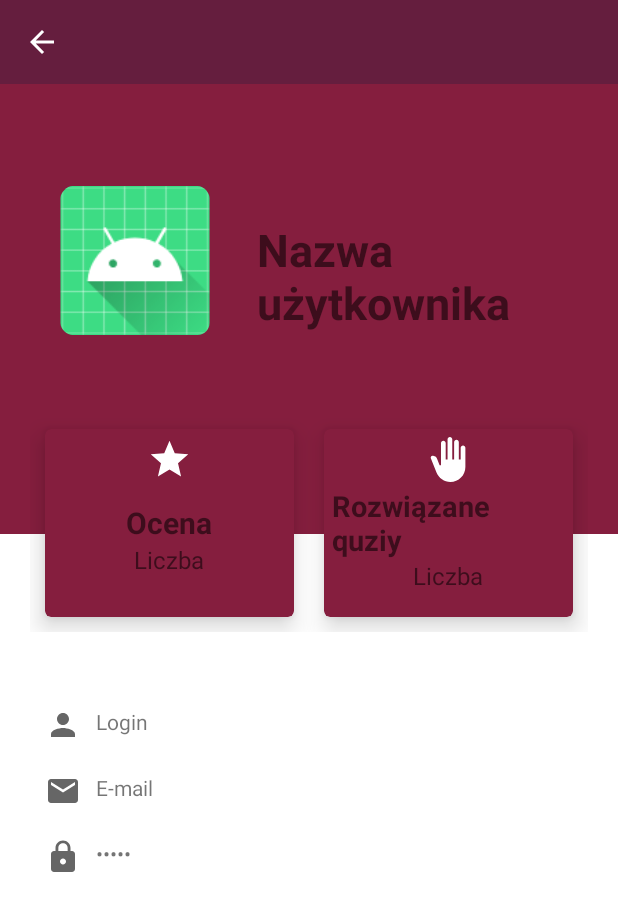
After one commit to m-motyl/quizApp, an Android app: the ProfileActivity screen opened directly, with no data from a screen before it, on a phone screen of 412 x 824 dp. The commit adds this screen. Shown: the top 911 px of the screen. Run offline under Robolectric (Android 15) with nearby library versions, the phone set to English and light mode, and no system bars.

Commit message:
profile layout, quiz main layout

```diff
--- /dev/null
+++ b/app/src/main/java/com/example/licencjat_projekt/ProfileActivity.kt
@@ -0,0 +1,12 @@
+package com.example.licencjat_projekt
+
+import androidx.appcompat.app.AppCompatActivity
+import android.os.Bundle
+import kotlinx.android.synthetic.main.activity_quiz_main.*
+
+class ProfileActivity : AppCompatActivity() {
+    override fun onCreate(savedInstanceState: Bundle?) {
+        super.onCreate(savedInstanceState)
+        setContentView(R.layout.activity_profile)
+    }
+}
--- a/app/src/main/java/com/example/licencjat_projekt/SignInActivity.kt
+++ b/app/src/main/java/com/example/licencjat_projekt/SignInActivity.kt
@@ -18,7 +18,8 @@ class SignInActivity : AppCompatActivity(), View.OnClickListener {
     override fun onClick(v: View?) {
         when(v!!.id){
             R.id.signin_login -> {
-                val intent = Intent(this, MainActivity::class.java)
+                val intent = Intent(this, QuizMainActivity::class.java)
+                //val intent = Intent(this, MainActivity::class.java) #to start main activity
                 startActivity(intent)
             }
             R.id.signin_sign_up -> {
--- /dev/null
+++ b/app/src/main/res/drawable-v24/ic_baseline_arrow_back_24_white.xml
@@ -0,0 +1,5 @@
+<vector android:autoMirrored="true" android:height="24dp"
+    android:tint="#FFFFFF" android:viewportHeight="24"
+    android:viewportWidth="24" android:width="24dp" xmlns:android="http://schemas.android.com/apk/res/android">
+    <path android:fillColor="@android:color/white" android:pathData="M20,11H7.83l5.59,-5.59L12,4l-8,8 8,8 1.41,-1.41L7.83,13H20v-2z"/>
+</vector>
--- /dev/null
+++ b/app/src/main/res/drawable-v24/ic_baseline_email__black24.xml
@@ -0,0 +1,10 @@
+<vector xmlns:android="http://schemas.android.com/apk/res/android"
+    android:width="24dp"
+    android:height="24dp"
+    android:viewportWidth="24"
+    android:viewportHeight="24"
+    android:tint="?attr/colorControlNormal">
+  <path
+      android:fillColor="@android:color/white"
+      android:pathData="M20,4L4,4c-1.1,0 -1.99,0.9 -1.99,2L2,18c0,1.1 0.9,2 2,2h16c1.1,0 2,-0.9 2,-2L22,6c0,-1.1 -0.9,-2 -2,-2zM20,8l-8,5 -8,-5L4,6l8,5 8,-5v2z"/>
+</vector>
--- /dev/null
+++ b/app/src/main/res/drawable-v24/ic_baseline_lock_24.xml
@@ -0,0 +1,10 @@
+<vector xmlns:android="http://schemas.android.com/apk/res/android"
+    android:width="24dp"
+    android:height="24dp"
+    android:viewportWidth="24"
+    android:viewportHeight="24"
+    android:tint="?attr/colorControlNormal">
+  <path
+      android:fillColor="@android:color/white"
+      android:pathData="M18,8h-1L17,6c0,-2.76 -2.24,-5 -5,-5S7,3.24 7,6v2L6,8c-1.1,0 -2,0.9 -2,2v10c0,1.1 0.9,2 2,2h12c1.1,0 2,-0.9 2,-2L20,10c0,-1.1 -0.9,-2 -2,-2zM12,17c-1.1,0 -2,-0.9 -2,-2s0.9,-2 2,-2 2,0.9 2,2 -0.9,2 -2,2zM15.1,8L8.9,8L8.9,6c0,-1.71 1.39,-3.1 3.1,-3.1 1.71,0 3.1,1.39 3.1,3.1v2z"/>
+</vector>
--- /dev/null
+++ b/app/src/main/res/drawable-v24/ic_baseline_person_24_black.xml
@@ -0,0 +1,10 @@
+<vector xmlns:android="http://schemas.android.com/apk/res/android"
+    android:width="24dp"
+    android:height="24dp"
+    android:viewportWidth="24"
+    android:viewportHeight="24"
+    android:tint="?attr/colorControlNormal">
+  <path
+      android:fillColor="@android:color/white"
+      android:pathData="M12,12c2.21,0 4,-1.79 4,-4s-1.79,-4 -4,-4 -4,1.79 -4,4 1.79,4 4,4zM12,14c-2.67,0 -8,1.34 -8,4v2h16v-2c0,-2.66 -5.33,-4 -8,-4z"/>
+</vector>
--- /dev/null
+++ b/app/src/main/res/drawable-v24/ic_baseline_star_24.xml
@@ -0,0 +1,5 @@
+<vector android:height="24dp" android:tint="#FFFFFF"
+    android:viewportHeight="24" android:viewportWidth="24"
+    android:width="24dp" xmlns:android="http://schemas.android.com/apk/res/android">
+    <path android:fillColor="@android:color/white" android:pathData="M12,17.27L18.18,21l-1.64,-7.03L22,9.24l-7.19,-0.61L12,2 9.19,8.63 2,9.24l5.46,4.73L5.82,21z"/>
+</vector>
--- /dev/null
+++ b/app/src/main/res/drawable/ic_baseline_back_hand_24.xml
@@ -0,0 +1,5 @@
+<vector android:height="24dp" android:tint="#FFFFFF"
+    android:viewportHeight="24" android:viewportWidth="24"
+    android:width="24dp" xmlns:android="http://schemas.android.com/apk/res/android">
+    <path android:fillColor="@android:color/white" android:pathData="M13,24c-3.26,0 -6.19,-1.99 -7.4,-5.02l-3.03,-7.61C2.26,10.58 3,9.79 3.81,10.05l0.79,0.26c0.56,0.18 1.02,0.61 1.24,1.16L7.25,15H8V3.25C8,2.56 8.56,2 9.25,2s1.25,0.56 1.25,1.25V12h1V1.25C11.5,0.56 12.06,0 12.75,0S14,0.56 14,1.25V12h1V2.75c0,-0.69 0.56,-1.25 1.25,-1.25c0.69,0 1.25,0.56 1.25,1.25V12h1V5.75c0,-0.69 0.56,-1.25 1.25,-1.25S21,5.06 21,5.75V16C21,20.42 17.42,24 13,24z"/>
+</vector>
--- /dev/null
+++ b/app/src/main/res/layout/activity_profile.xml
@@ -0,0 +1,234 @@
+<?xml version="1.0" encoding="utf-8"?>
+<ScrollView xmlns:android="http://schemas.android.com/apk/res/android"
+    xmlns:app="http://schemas.android.com/apk/res-auto"
+    xmlns:tools="http://schemas.android.com/tools"
+    android:id="@+id/user_profile"
+    android:layout_width="match_parent"
+    android:layout_height="match_parent"
+    android:orientation="vertical"
+    tools:context=".ProfileActivity">
+
+
+  <LinearLayout
+      android:layout_width="match_parent"
+      android:layout_height="wrap_content"
+      android:orientation="vertical">
+
+    <androidx.constraintlayout.widget.ConstraintLayout
+        android:layout_width="match_parent"
+        android:layout_height="wrap_content"
+        android:background="#FFFFFF">
+
+
+      <androidx.appcompat.widget.Toolbar
+          android:id="@+id/profile_toolbar"
+          android:layout_width="0dp"
+          android:layout_height="wrap_content"
+          android:background="@color/purple_04"
+          android:minHeight="?attr/actionBarSize"
+          android:theme="?attr/actionBarTheme"
+          app:layout_constraintEnd_toEndOf="parent"
+          app:layout_constraintStart_toStartOf="parent"
+          app:layout_constraintTop_toTopOf="parent"
+          app:navigationIcon="@drawable/ic_baseline_arrow_back_24_white" />
+
+    </androidx.constraintlayout.widget.ConstraintLayout>
+
+    <RelativeLayout
+        android:layout_width="match_parent"
+        android:layout_height="300dp"
+        android:background="@color/purple_05"
+        android:padding="20dp">
+
+      <ImageView
+          android:id="@+id/profile_image"
+          android:layout_width="108dp"
+          android:layout_height="99dp"
+          android:layout_alignParentStart="true"
+          android:layout_alignParentTop="true"
+          android:layout_marginStart="16dp"
+          android:layout_marginTop="48dp"
+          android:src="@mipmap/ic_launcher_round" />
+
+      <TextView
+          android:id="@+id/profile_main_login"
+          android:layout_width="210dp"
+          android:layout_height="95dp"
+          android:layout_alignParentTop="true"
+          android:layout_alignParentEnd="true"
+          android:layout_marginStart="27dp"
+          android:layout_marginTop="70dp"
+          android:layout_marginEnd="24dp"
+          android:layout_toEndOf="@+id/profile_image"
+          android:text="@string/profile_main_login"
+          android:textSize="30sp"
+          android:textStyle="bold" />
+
+    </RelativeLayout>
+
+    <LinearLayout
+        android:layout_width="match_parent"
+        android:layout_height="wrap_content"
+        android:layout_marginTop="-100dp"
+        android:padding="20dp">
+
+      <com.google.android.material.card.MaterialCardView
+          android:layout_width="0dp"
+          android:layout_height="125dp"
+          android:layout_margin="10dp"
+          android:layout_weight="1"
+          app:cardBackgroundColor="@color/purple_05"
+          app:cardElevation="10dp">
+
+        <RelativeLayout
+            android:layout_width="match_parent"
+            android:layout_height="match_parent"
+            android:padding="5dp">
+
+          <ImageView
+              android:layout_width="30dp"
+              android:layout_height="30dp"
+              android:layout_centerHorizontal="true"
+              android:src="@drawable/ic_baseline_star_24" />
+
+          <TextView
+              android:id="@+id/profile_quiz_rate"
+              android:layout_width="wrap_content"
+              android:layout_height="wrap_content"
+              android:layout_centerInParent="true"
+              android:text="@string/profile_rate"
+              android:textSize="20sp"
+              android:textStyle="bold" />
+
+          <TextView
+              android:id="@+id/profile_rate"
+              android:layout_width="wrap_content"
+              android:layout_height="wrap_content"
+              android:layout_below="@id/profile_quiz_rate"
+              android:layout_centerInParent="true"
+              android:text="@string/profile_rate_number"
+              android:textSize="16sp" />
+        </RelativeLayout>
+      </com.google.android.material.card.MaterialCardView>
+
+      <com.google.android.material.card.MaterialCardView
+          android:layout_width="0dp"
+          android:layout_height="125dp"
+          android:layout_margin="10dp"
+          android:layout_weight="1"
+          app:cardBackgroundColor="@color/purple_05"
+          app:cardElevation="10dp">
+
+        <RelativeLayout
+            android:layout_width="match_parent"
+            android:layout_height="match_parent"
+            android:padding="5dp">
+
+          <ImageView
+              android:layout_width="30dp"
+              android:layout_height="30dp"
+              android:layout_centerHorizontal="true"
+              android:src="@drawable/ic_baseline_back_hand_24" />
+
+          <TextView
+              android:id="@+id/profile_taken"
+              android:layout_width="wrap_content"
+              android:layout_height="wrap_content"
+              android:layout_centerInParent="true"
+              android:text="@string/profile_quiz_taken"
+              android:textSize="19sp"
+              android:textStyle="bold" />
+
+          <TextView
+              android:id="@+id/profile_quiz_taken"
+              android:layout_width="wrap_content"
+              android:layout_height="wrap_content"
+              android:layout_below="@id/profile_taken"
+              android:layout_centerInParent="true"
+              android:text="@string/profile_quiz_taken_count"
+              android:textSize="16sp" />
+
+
+        </RelativeLayout>
+      </com.google.android.material.card.MaterialCardView>
+
+    </LinearLayout>
+
+    <LinearLayout
+        android:layout_width="match_parent"
+        android:layout_height="wrap_content"
+        android:orientation="vertical"
+        android:padding="20dp">
+
+      <com.google.android.material.textfield.TextInputLayout
+          android:layout_width="match_parent"
+          android:layout_height="match_parent"
+          android:layout_margin="10dp"
+          android:hint="@string/profile_login">
+
+        <TextView
+            android:id="@+id/profile_username"
+            android:layout_width="match_parent"
+            android:layout_height="wrap_content"
+            android:drawablePadding="10dp"
+            android:text="@string/profile_login"
+            app:drawableStartCompat="@drawable/ic_baseline_person_24_black" />
+
+      </com.google.android.material.textfield.TextInputLayout>
+
+      <com.google.android.material.textfield.TextInputLayout
+          android:layout_width="match_parent"
+          android:layout_height="match_parent"
+          android:layout_margin="10dp"
+          android:hint="@string/profile_email">
+        <TextView
+            android:id="@+id/profile_email"
+            android:layout_width="match_parent"
+            android:layout_height="wrap_content"
+            android:drawablePadding="10dp"
+            android:text="@string/profile_email"
+            app:drawableStartCompat="@drawable/ic_baseline_email__black24" />
+
+      </com.google.android.material.textfield.TextInputLayout>
+
+      <com.google.android.material.textfield.TextInputLayout
+          android:layout_width="351dp"
+          android:layout_height="match_parent"
+          android:layout_margin="10dp"
+          android:hint="@string/profile_password">
+
+        <RelativeLayout
+            android:layout_width="match_parent"
+            android:layout_height="wrap_content">
+
+          <TextView
+              android:id="@+id/tv_profile_password_inv"
+              android:layout_width="316dp"
+              android:layout_height="match_parent"
+              android:layout_alignParentEnd="true"
+              android:layout_marginEnd="35dp"
+              android:drawablePadding="10dp"
+              android:inputType="textPassword"
+              android:text="@string/profile_password"
+              android:visibility="visible"
+              app:drawableStartCompat="@drawable/ic_baseline_lock_24"
+              tools:visibility="visible" />
+          <TextView
+              android:id="@+id/tv_profile_password_vis"
+              android:layout_width="316dp"
+              android:layout_height="match_parent"
+              android:layout_alignParentEnd="true"
+              android:layout_marginEnd="35dp"
+              android:drawablePadding="10dp"
+              android:inputType="text"
+              android:text="@string/profile_password"
+              app:drawableStartCompat="@drawable/ic_baseline_lock_24"
+              android:visibility="gone"
+              tools:visibility="gone"/>
+
+        </RelativeLayout>
+
+      </com.google.android.material.textfield.TextInputLayout>
+    </LinearLayout>
+  </LinearLayout>
+</ScrollView>
--- a/app/src/main/res/values/colors.xml
+++ b/app/src/main/res/values/colors.xml
@@ -13,6 +13,8 @@
     <color name="purple_03">#451e3e</color>
     <color name="purple_04">#651e3e</color>
     <color name="purple_05">#851e3e</color>
+    <color name="purple_06">#911e3e</color>
+    <color name="purple_07">#9c4862</color>
 
     <color name="colorAccent">#adcbe3</color>
 
--- a/app/src/main/res/values/strings.xml
+++ b/app/src/main/res/values/strings.xml
@@ -7,6 +7,7 @@
     <string name="signin_forgot_password">Forgot password?</string>
     <string name="signin_or">or</string>
     <string name="signin_sign_up">Sign Up</string>
+
     <string name="signup_create_account">Create account</string>
     <string name="signup_username">Username</string>
     <string name="signup_e_mail">E-mail</string>
@@ -15,5 +16,20 @@
     <string name="signup_sign_up">Sign Up</string>
     <string name="signup_info">Already have an account?</string>
     <string name="signup_sign_in">Sign In</string>
+    <string name="profile_main_login">Nazwa użytkownika</string>
+    <string name="profile_rate">Ocena</string>
+    <string name="profile_quiz_taken">Rozwiązane quziy</string>
+    <string name="profile_quiz_taken_count">Liczba</string>
+    <string name="profile_rate_number">Liczba</string>
+    <string name="profile_login">Login</string>
+    <string name="profile_email">E-mail</string>
+    <string name="profile_password">Hasło</string>
+
+    <string name="quizmain_title">Tytuł</string>
+    <string name="quizmain_description">Opis</string>
+    <string name="quizmain_tags">Tagi</string>
+    <string name="quizmain_final_comment">Uwaga końcowa</string>
+    <string name="quizmain_create_quiz">Utwórz quiz</string>
+    <string name="quizmain_privacy">"Czy prywatne?"</string>
 
 </resources>
```
Also changed, not shown: app/src/main/AndroidManifest.xml (+7 -1 lines), app/src/main/java/com/example/licencjat_projekt/QuizMainActivity.kt (added, +16 -0 lines), app/src/main/res/drawable-v24/ic_baseline_remove_red_eye_24.xml (added, +10 -0 lines), app/src/main/res/layout/activity_quiz_main.xml (added, +173 -0 lines).
